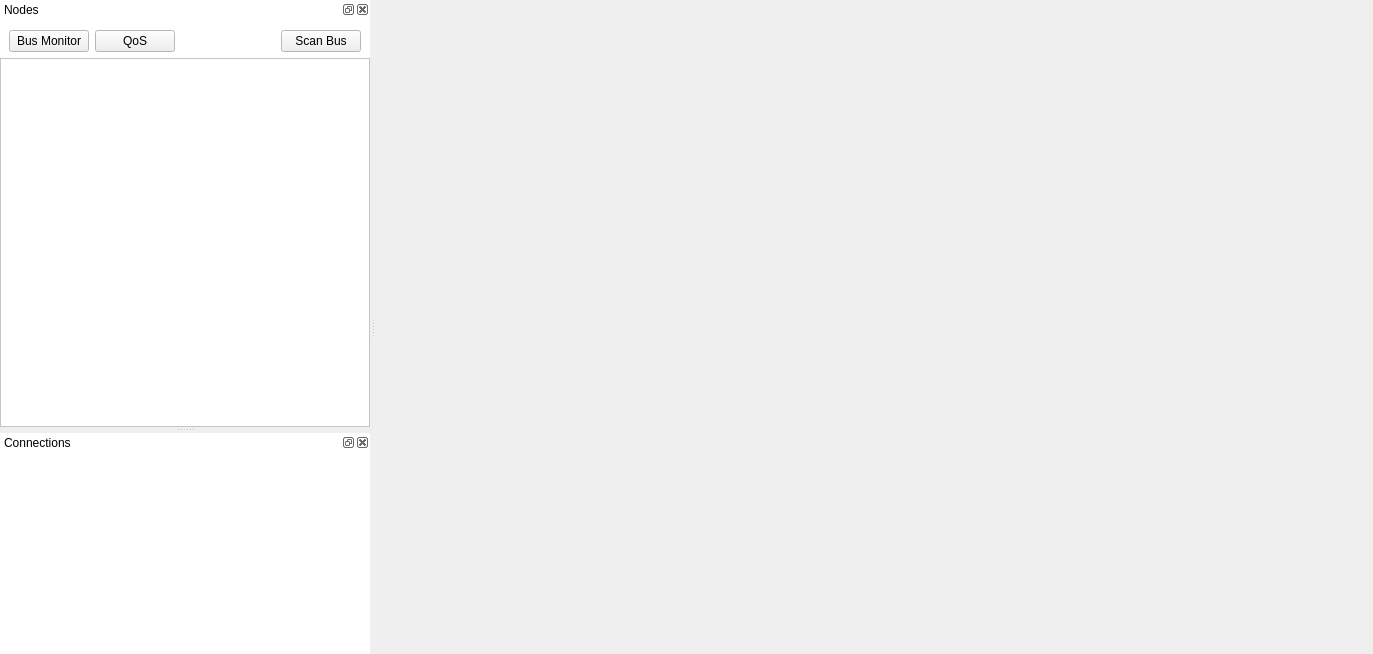
Qt form pc/BusConfigurator/busManager/mainwindow.ui (ChristianMarty/RoomBus) before a commit.
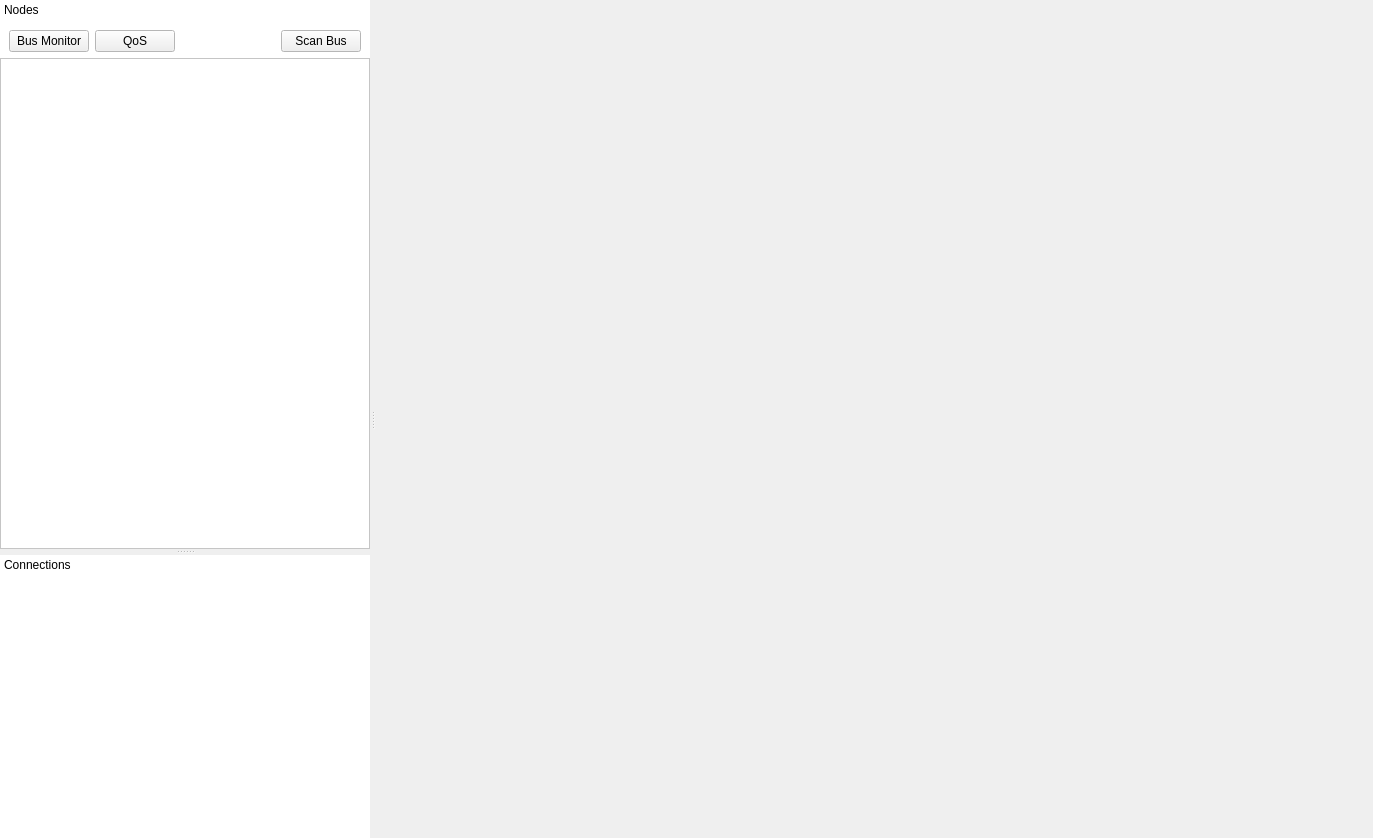
The same form after that commit.

The edit to the form file:
```diff
--- a/pc/BusConfigurator/busManager/mainwindow.ui
+++ b/pc/BusConfigurator/busManager/mainwindow.ui
@@ -7,7 +7,7 @@
     <x>0</x>
     <y>0</y>
     <width>1373</width>
-    <height>654</height>
+    <height>838</height>
    </rect>
   </property>
   <property name="windowTitle">
@@ -70,6 +70,9 @@
    <property name="autoFillBackground">
     <bool>true</bool>
    </property>
+   <property name="features">
+    <set>QDockWidget::NoDockWidgetFeatures</set>
+   </property>
    <property name="windowTitle">
     <string>Nodes</string>
    </property>
@@ -200,6 +203,9 @@
    <property name="autoFillBackground">
     <bool>true</bool>
    </property>
+   <property name="features">
+    <set>QDockWidget::NoDockWidgetFeatures</set>
+   </property>
    <property name="windowTitle">
     <string>Connections</string>
    </property>
```
Left out of the diff: 2 changed lines with no effect on the pictures.
